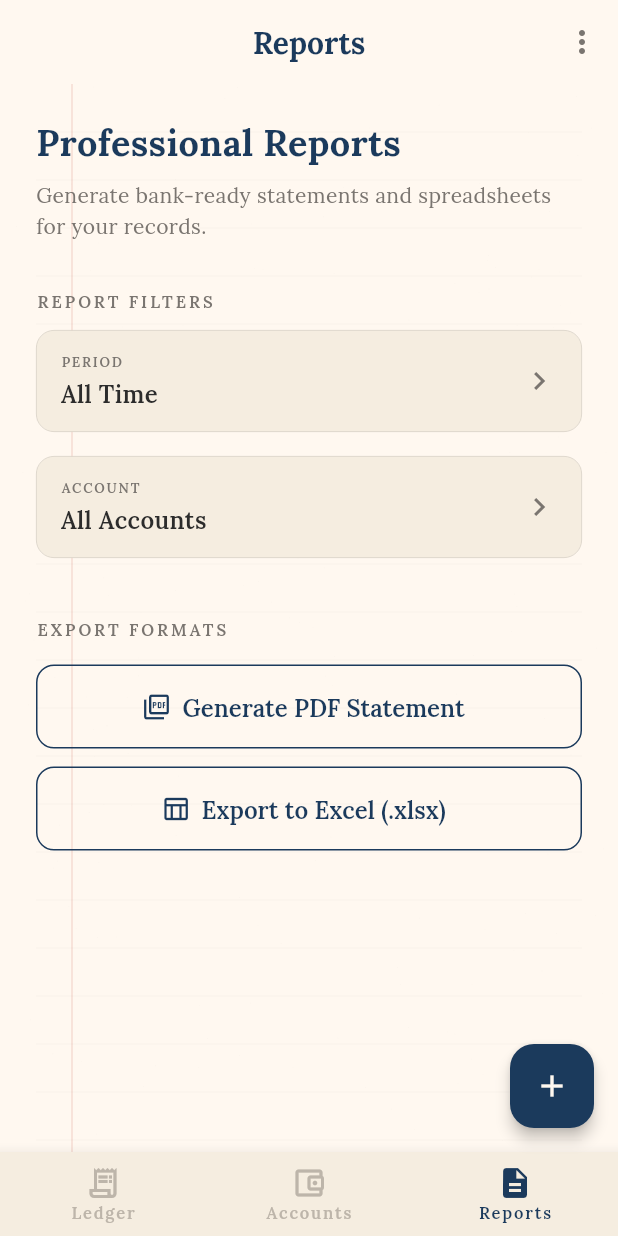
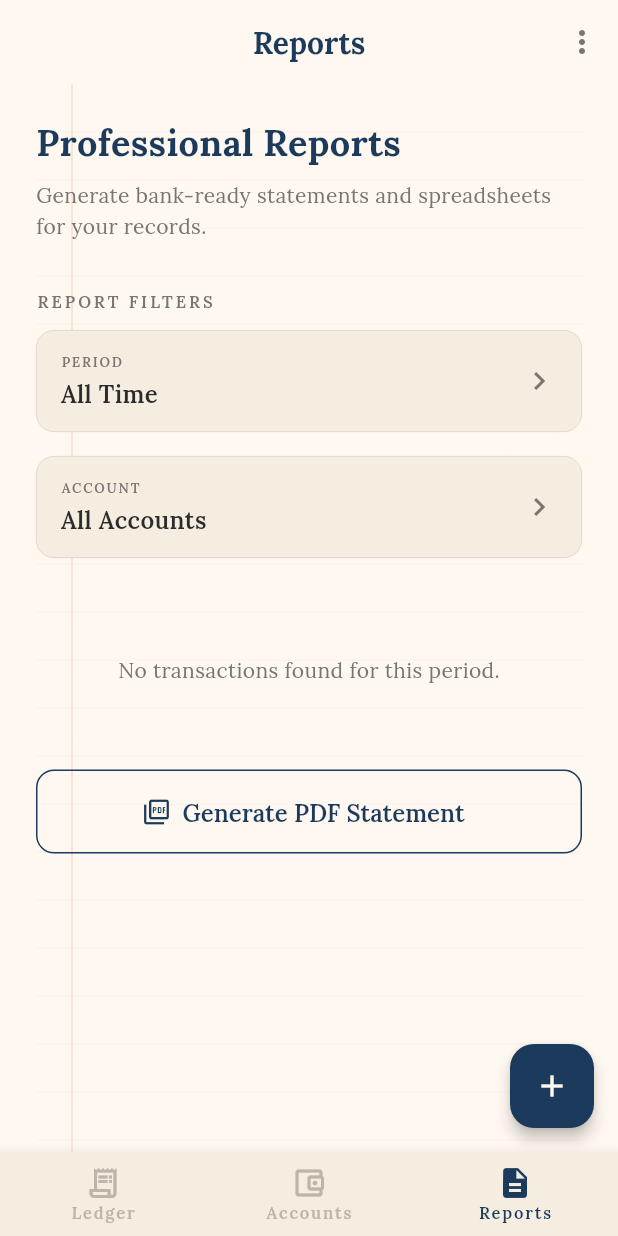
Before and after one commit to HellBus1/VentExpensePro, a Flutter app: the screen it shows after launch, item 3 of the bottom bar chosen, on a phone screen of 412 x 824 dp. Run offline on Flutter 3.47's test engine with Material 3 defaults, Android fonts, the phone set to English and light mode, and no system bars; our stand-ins replace equatable, fl_chart, get_it, google_sign_in, pdf, share_plus and 1 more; missing offline and left inert: googleapis; accounts and stored records are empty.

Commit message:
Feat bank-ready-reports-1.0.0: Implement statistics and pie charts for PDF reports and remove Excel report generation.

```diff
--- a/lib/core/di/service_locator.dart
+++ b/lib/core/di/service_locator.dart
@@ -19,7 +19,6 @@ import '../../domain/usecases/generate_report.dart';
 import '../../domain/repositories/report_repository.dart';
 import '../../data/repositories/report_repository_impl.dart';
 import '../../data/datasources/pdf_report_service.dart';
-import '../../data/datasources/excel_report_service.dart';
 
 /// Global service locator instance.
 final sl = GetIt.instance;
@@ -41,11 +40,9 @@ Future<void> initServiceLocator() async {
 
   // — Reports —
   sl.registerLazySingleton(() => PdfReportService());
-  sl.registerLazySingleton(() => ExcelReportService());
   sl.registerLazySingleton<ReportRepository>(
     () => ReportRepositoryImpl(
       pdfService: sl<PdfReportService>(),
-      excelService: sl<ExcelReportService>(),
     ),
   );
 
--- a/lib/presentation/screens/reports_screen.dart
+++ b/lib/presentation/screens/reports_screen.dart
@@ -5,9 +5,12 @@ import 'package:share_plus/share_plus.dart';
 
 import '../../core/theme/app_colors.dart';
 import '../../core/theme/app_typography.dart';
+import '../../domain/entities/enums.dart';
 import '../painters/paper_background.dart';
 import '../providers/account_provider.dart';
 import '../providers/reports_provider.dart';
+import '../providers/transaction_provider.dart';
+import 'package:fl_chart/fl_chart.dart';
 
 /// The reports screen — PDF / Excel generation and viewing.
 class ReportsScreen extends StatelessWidget {
@@ -18,6 +21,8 @@ class ReportsScreen extends StatelessWidget {
     return PaperBackground(
       child: Consumer2<ReportsProvider, AccountProvider>(
         builder: (context, reportsProvider, accountProvider, child) {
+          final transactionProvider = context.watch<TransactionProvider>();
+
           final DateFormat formatter = DateFormat('dd MMM yyyy');
           final String dateRangeLabel = reportsProvider.startDate != null &&
                   reportsProvider.endDate != null
@@ -97,9 +102,9 @@ class ReportsScreen extends StatelessWidget {
 
                 const SizedBox(height: 40),
 
-                // — Action Section —
-                _buildSectionTitle('EXPORT FORMATS'),
-                const SizedBox(height: 16),
+                // — Statistics & Action Section —
+                _buildStatisticsCard(context, reportsProvider, transactionProvider),
+                const SizedBox(height: 32),
 
                 if (reportsProvider.status == ReportStatus.loading)
                   const Center(
@@ -108,21 +113,13 @@ class ReportsScreen extends StatelessWidget {
                       child: CircularProgressIndicator(color: AppColors.inkBlue),
                     ),
                   )
-                else ...[
+                else
                   _buildExportButton(
                     context,
                     label: 'Generate PDF Statement',
                     icon: Icons.picture_as_pdf_outlined,
                     onTap: () => _generate(context, reportsProvider, 'pdf'),
                   ),
-                  const SizedBox(height: 12),
-                  _buildExportButton(
-                    context,
-                    label: 'Export to Excel (.xlsx)',
-                    icon: Icons.table_chart_outlined,
-                    onTap: () => _generate(context, reportsProvider, 'excel'),
-                  ),
-                ],
 
                 if (reportsProvider.status == ReportStatus.success) ...[
                   const SizedBox(height: 32),
@@ -207,6 +204,162 @@ class ReportsScreen extends StatelessWidget {
             ),
           );
         },
+      ),
+    );
+  }
+
+  Widget _buildStatisticsCard(
+    BuildContext context,
+    ReportsProvider rProvider,
+    TransactionProvider tProvider,
+  ) {
+    if (rProvider.status == ReportStatus.loading || tProvider.isLoading) return const SizedBox.shrink();
+
+    final transactions = tProvider.transactions.where((t) {
+      final matchAccount = rProvider.selectedAccountId == null || t.accountId == rProvider.selectedAccountId;
+      final matchDate = rProvider.startDate == null || rProvider.endDate == null ||
+          (!t.dateTime.isBefore(rProvider.startDate!) && !t.dateTime.isAfter(rProvider.endDate!.add(const Duration(days: 1))));
+      return matchAccount && matchDate;
+    }).toList();
+
+    if (transactions.isEmpty) {
+      return Container(
+        padding: const EdgeInsets.all(24),
+        alignment: Alignment.center,
+        child: Text('No transactions found for this period.', style: AppTypography.bodyMedium.copyWith(color: AppColors.inkLight)),
+      );
+    }
+
+    double totalIncome = 0;
+    double totalExpense = 0;
+    final Map<String, double> expenseByCategory = {};
+
+    for (var t in transactions) {
+      if (t.type == TransactionType.income) {
+        totalIncome += t.amount;
+      } else if (t.type == TransactionType.expense) {
+        totalExpense += t.amount;
+        expenseByCategory[t.categoryId] = (expenseByCategory[t.categoryId] ?? 0) + (t.amount as num).toDouble();
+      }
+    }
+    final netBalance = totalIncome - totalExpense;
+
+    final chartColors = [
+      AppColors.inkBlue, AppColors.inkGreen, AppColors.stampRed, Colors.amber[700]!, Colors.teal, Colors.purple,
+    ];
+    int colorIndex = 0;
+    final List<PieChartSectionData> pieSections = [];
+    final List<Widget> legendWidgets = [];
+    final currencyFormatter = NumberFormat.currency(symbol: '', decimalDigits: 0);
+
+    expenseByCategory.forEach((catId, amount) {
+      final category = tProvider.getCategoryById(catId);
+      final String categoryName = (category != null && category.name != 'Unknown') ? category.name : 'Unknown ($catId)';
+
+      final color = chartColors[colorIndex % chartColors.length];
+
+      final percent = (amount / totalExpense * 100).toStringAsFixed(1);
+
+      pieSections.add(PieChartSectionData(
+        color: color,
+        value: amount,
+        title: '$percent%',
+        titleStyle: const TextStyle(fontSize: 8, color: Colors.white, fontWeight: FontWeight.bold),
+        radius: 16, // slightly thicker doughnut to fit title
+      ));
+      legendWidgets.add(
+        Padding(
+          padding: const EdgeInsets.only(bottom: 6),
+          child: Row(
+            mainAxisSize: MainAxisSize.min,
+            children: [
+              Container(width: 8, height: 8, decoration: BoxDecoration(color: color, shape: BoxShape.circle)),
+              const SizedBox(width: 8),
+              Expanded(
+                child: Text(
+                  '$categoryName (${currencyFormatter.format(amount)})',
+                  style: AppTypography.bodySmall,
+                  overflow: TextOverflow.ellipsis,
+                ),
+              ),
+            ],
+          ),
+        ),
+      );
+      colorIndex++;
+    });
+
+    return Container(
+      padding: const EdgeInsets.all(20),
+      decoration: BoxDecoration(
+        color: AppColors.paperElevated,
+        borderRadius: BorderRadius.circular(16),
+        border: Border.all(color: AppColors.divider, width: 0.5),
+      ),
+      child: Column(
+        crossAxisAlignment: CrossAxisAlignment.start,
+        children: [
+          _buildSectionTitle('STATISTICS SUMMARY'),
+          const SizedBox(height: 16),
+          Row(
+            mainAxisAlignment: MainAxisAlignment.spaceBetween,
+            children: [
+              const Text('Total Income', style: AppTypography.bodyMedium),
+              Text('+${currencyFormatter.format(totalIncome)}', style: AppTypography.titleMedium.copyWith(color: AppColors.inkGreen)),
+            ],
+          ),
+          const SizedBox(height: 8),
+          Row(
+            mainAxisAlignment: MainAxisAlignment.spaceBetween,
+            children: [
+              const Text('Total Expense', style: AppTypography.bodyMedium),
+              Text('-${currencyFormatter.format(totalExpense)}', style: AppTypography.titleMedium.copyWith(color: AppColors.stampRed)),
+            ],
+          ),
+          const Padding(
+            padding: EdgeInsets.symmetric(vertical: 12),
+            child: Divider(height: 1),
+          ),
+          Row(
+            mainAxisAlignment: MainAxisAlignment.spaceBetween,
+            children: [
+              const Text('Net Balance', style: AppTypography.titleMedium),
+              Text(
+                '${netBalance >= 0 ? '+' : ''}${currencyFormatter.format(netBalance)}',
+                style: AppTypography.titleLarge.copyWith(color: netBalance >= 0 ? AppColors.inkGreen : AppColors.stampRed),
+              ),
+            ],
+          ),
+          if (expenseByCategory.isNotEmpty) ...[
+            const SizedBox(height: 24),
+            _buildSectionTitle('EXPENSE BREAKDOWN'),
+            const SizedBox(height: 16),
+            Row(
+              children: [
+                SizedBox(
+                  height: 100,
+                  width: 100,
+                  child: PieChart(
+                    PieChartData(
+                      sections: pieSections,
+                      sectionsSpace: 2,
+                      centerSpaceRadius: 36,
+                      borderData: FlBorderData(show: false),
+                    ),
+                  ),
+                ),
+                const SizedBox(width: 24),
+                Expanded(
+                  child: Column(
+                    crossAxisAlignment: CrossAxisAlignment.start,
+                    mainAxisAlignment: MainAxisAlignment.center,
+                    children: legendWidgets,
+                  ),
+                ),
+              ],
+            ),
+          ],
+        ],
       ),
     );
   }
--- a/pubspec.yaml
+++ b/pubspec.yaml
@@ -32,8 +32,8 @@ dependencies:
 
   # Report Generation (prep — wired in Phase 2)
   pdf: ^3.11.2
-  excel: ^4.0.6
   share_plus: ^12.0.1
+  fl_chart: ^1.1.1
 
 dev_dependencies:
   flutter_test:
@@ -41,6 +41,7 @@ dev_dependencies:
   flutter_lints: ^6.0.0
   mockito: ^5.4.5
   build_runner: ^2.4.14
+
 
 flutter:
   uses-material-design: true
```
Also changed, not shown: lib/data/datasources/excel_report_service.dart (deleted, +0 -82 lines), lib/data/datasources/pdf_report_service.dart (+132 -0 lines), lib/data/repositories/report_repository_impl.dart (+0 -22 lines), lib/domain/repositories/report_repository.dart (+0 -9 lines), lib/domain/usecases/generate_report.dart (+1 -12 lines), pubspec.lock, 6 other files.
